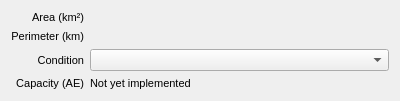
Old version of the form mlapp/src/widgets/paddock_details/paddock_details_base.ui in the repository Trailmarker/paddock-power.
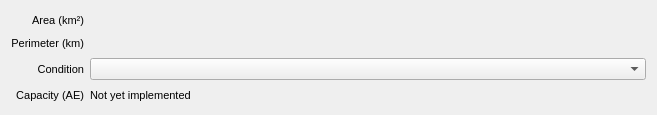
New version of the form.

Commit message: correct font definitions, Infrastructure View widget spacing etc

What changed in the file:
```diff
--- a/mlapp/src/widgets/paddock_details/paddock_details_base.ui
+++ b/mlapp/src/widgets/paddock_details/paddock_details_base.ui
@@ -6,8 +6,8 @@
             <rect>
                 <x>0</x>
                 <y>0</y>
-                <width>400</width>
-                <height>99</height>
+    <width>657</width>
+    <height>115</height>
             </rect>
         </property>
         <property name="windowTitle">
@@ -30,8 +30,6 @@
                             <property name="font">
                                 <font>
                                     <pointsize>8</pointsize>
-                                    <weight>50</weight>
-                                    <bold>false</bold>
                                 </font>
                             </property>
                             <property name="text">
@@ -53,8 +51,6 @@
                             <property name="font">
                                 <font>
                                     <pointsize>8</pointsize>
-                                    <weight>50</weight>
-                                    <bold>false</bold>
                                 </font>
                             </property>
                             <property name="text">
@@ -122,8 +118,6 @@
                             <property name="font">
                                 <font>
                                     <pointsize>8</pointsize>
-                                    <weight>50</weight>
-                                    <bold>false</bold>
                                 </font>
                             </property>
                             <property name="text">
@@ -145,8 +139,6 @@
                             <property name="font">
                                 <font>
                                     <pointsize>8</pointsize>
-                                    <weight>50</weight>
-                                    <bold>false</bold>
                                 </font>
                             </property>
                             <property name="text">
```
Lines whose indentation alone changed are shown as unchanged. The commit also changes 3 other files.
